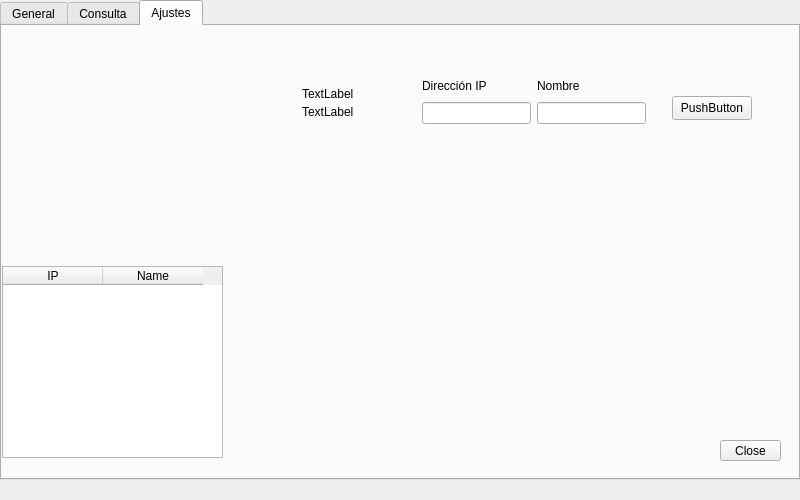
First picture: the form in form.ui, repository SFLACUEVA/AppQT, before the edit.
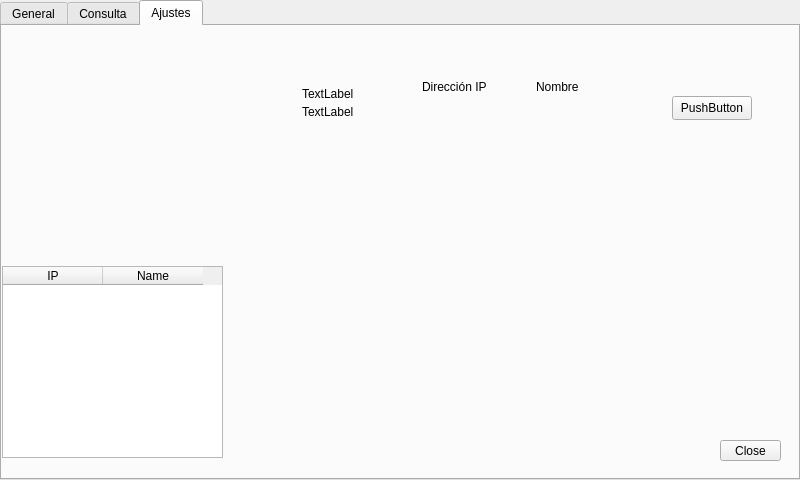
Second picture: the form after the edit.

Patch:
```diff
--- a/form.ui
+++ b/form.ui
@@ -7,7 +7,7 @@
     <x>0</x>
     <y>0</y>
     <width>800</width>
-    <height>500</height>
+    <height>480</height>
    </rect>
   </property>
   <property name="windowTitle">
@@ -112,13 +112,13 @@
        <string>PushButton</string>
       </property>
      </widget>
-     <widget class="QWidget" name="">
+     <widget class="QWidget" name="layoutWidget">
       <property name="geometry">
        <rect>
         <x>420</x>
         <y>50</y>
-        <width>224</width>
-        <height>48</height>
+        <width>221</width>
+        <height>21</height>
        </rect>
       </property>
       <layout class="QGridLayout" name="gridLayout">
@@ -136,14 +136,19 @@
          </property>
         </widget>
        </item>
-       <item row="1" column="0">
-        <widget class="QLineEdit" name="ipAdd"/>
-       </item>
-       <item row="1" column="1">
-        <widget class="QLineEdit" name="nameAdd"/>
-       </item>
       </layout>
      </widget>
+     <widget class="QWidget" name="horizontalLayoutWidget">
+      <property name="geometry">
+       <rect>
+        <x>420</x>
+        <y>70</y>
+        <width>221</width>
+        <height>31</height>
+       </rect>
+      </property>
+      <layout class="QHBoxLayout" name="horizontalLayout"/>
+     </widget>
     </widget>
    </widget>
    <zorder>Tabs</zorder>
```
